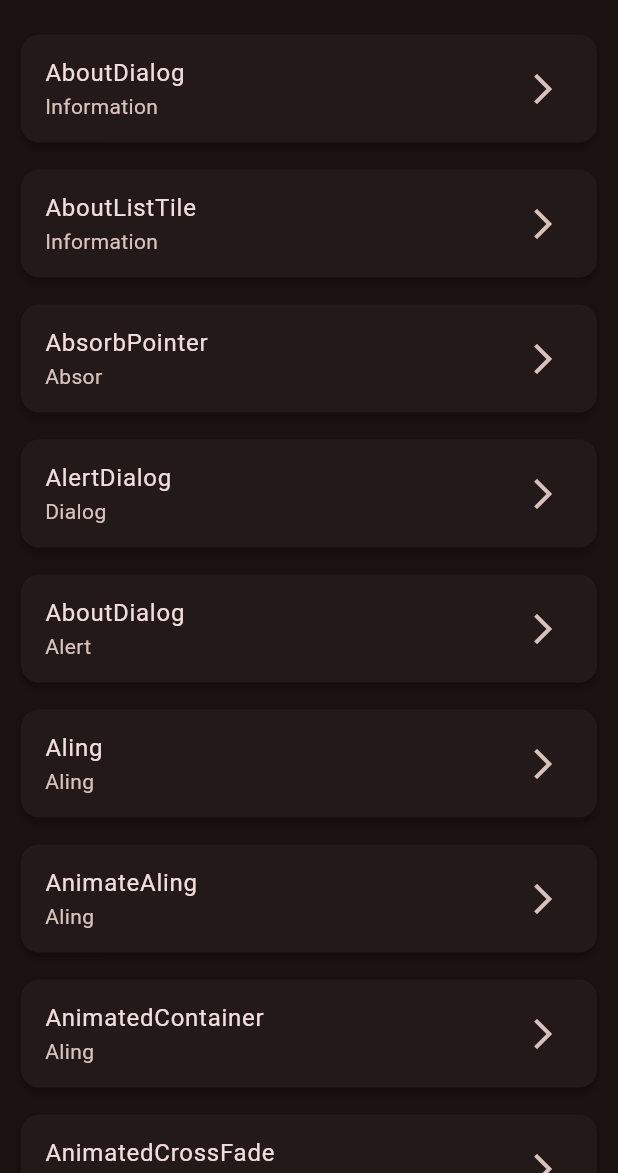
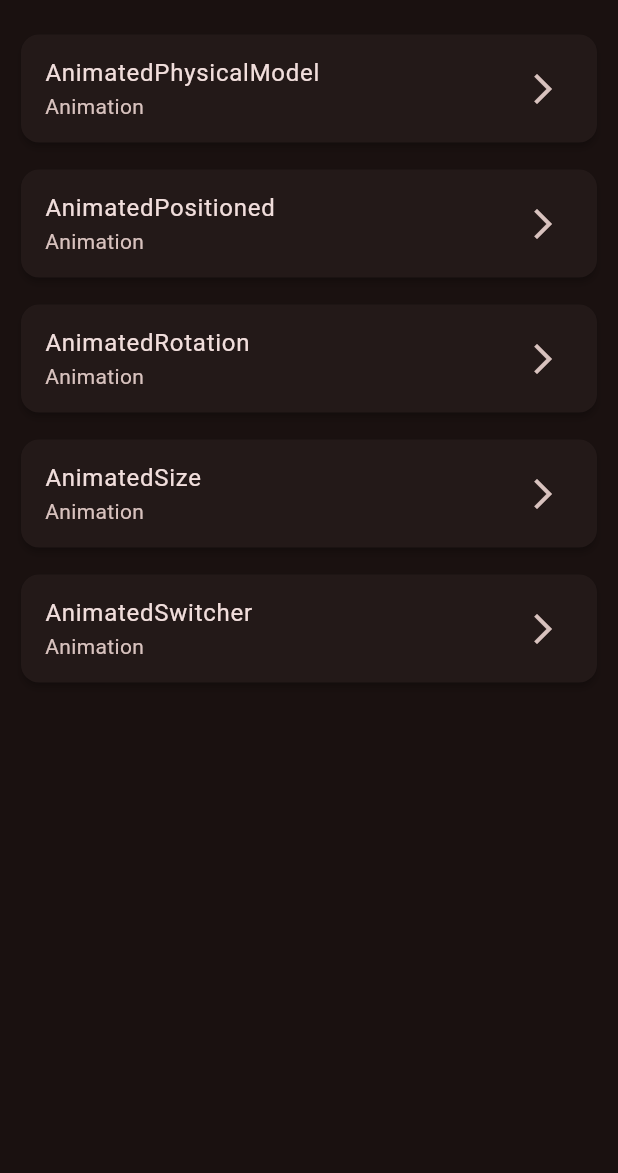
Before and after one commit to marioflutterdev/flutter_widgets, a Flutter app: the screen it shows after launch, on a phone screen of 412 x 824 dp, the part 63-1236 px from its top. Run offline on Flutter 3.47's test engine with Material 3 defaults, Android fonts, the phone set to English and light mode, and no system bars; our stand-ins replace go_router.

Commit message:
Add animated widgets 16-20 and update routing and exports

```diff
--- a/lib/config/router/app_router.dart
+++ b/lib/config/router/app_router.dart
@@ -70,7 +70,27 @@ final GoRouter router = GoRouter(
     ),
     GoRoute(
       path: '/animatedpadding',
-      builder: (_, __) => Widget015() ,
+      builder: (_, __) => Widget015(),
+    ),
+    GoRoute(
+      path: '/animatedphysicalmodel',
+      builder: (_, __) => Widget016(),
+    ),
+    GoRoute(
+      path: '/animatedpositioned',
+      builder: (_, __) => Widget017(),
+    ),
+    GoRoute(
+      path: '/animatedrotation',
+      builder: (_, __) => Widget018(),
+    ),
+    GoRoute(
+      path: '/animatedsize',
+      builder: (_, __) => Widget019(),
+    ),
+    GoRoute(
+      path: '/animatedswitcher',
+      builder: (_, __) => Widget020(),
     ),
   ],
 );
--- a/lib/domain/entites/widget_flutter.dart
+++ b/lib/domain/entites/widget_flutter.dart
@@ -11,7 +11,7 @@ class WidgetFlutter {
 }
 
 final List<WidgetFlutter> widgetFlutter = [
-  WidgetFlutter(
+  /* WidgetFlutter(
     title: 'AboutDialog',
     type: 'Information',
     route: '/aboutdialog',
@@ -85,5 +85,30 @@ final List<WidgetFlutter> widgetFlutter = [
     title: 'AnimatedPadding',
     type: 'Animation',
     route: '/animatedpadding',
+  ), */
+  WidgetFlutter(
+    title: 'AnimatedPhysicalModel',
+    type: 'Animation',
+    route: '/animatedphysicalmodel',
+  ),
+  WidgetFlutter(
+    title: 'AnimatedPositioned',
+    type: 'Animation',
+    route: '/animatedpositioned',
+  ),
+  WidgetFlutter(
+    title: 'AnimatedRotation',
+    type: 'Animation',
+    route: '/animatedrotation',
+  ),
+  WidgetFlutter(
+    title: 'AnimatedSize',
+    type: 'Animation',
+    route: '/animatedsize',
+  ),
+  WidgetFlutter(
+    title: 'AnimatedSwitcher',
+    type: 'Animation',
+    route: '/animatedswitcher',
   ),
 ];
```
Also changed, not shown: lib/presentation/screens/screens.dart (+7 -0 lines), lib/presentation/screens/widgets/widget_016.dart (added, +44 -0 lines), lib/presentation/screens/widgets/widget_017.dart (added, +41 -0 lines), lib/presentation/screens/widgets/widget_018.dart (added, +38 -0 lines), lib/presentation/screens/widgets/widget_019.dart (added, +32 -0 lines), lib/presentation/screens/widgets/widget_020.dart (added, +43 -0 lines).
